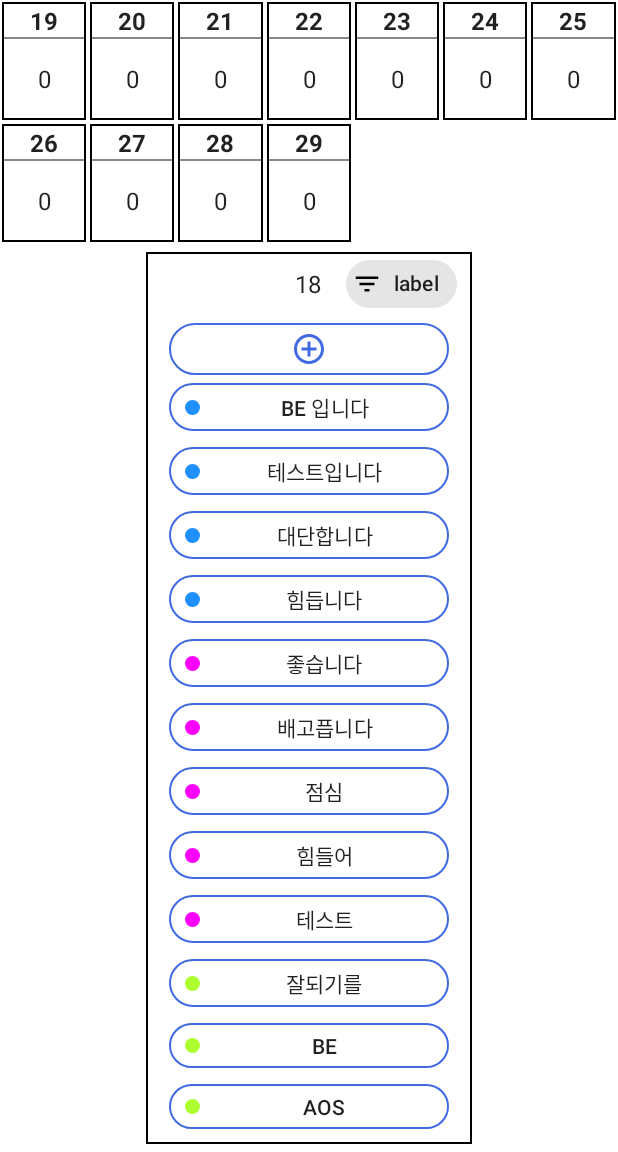
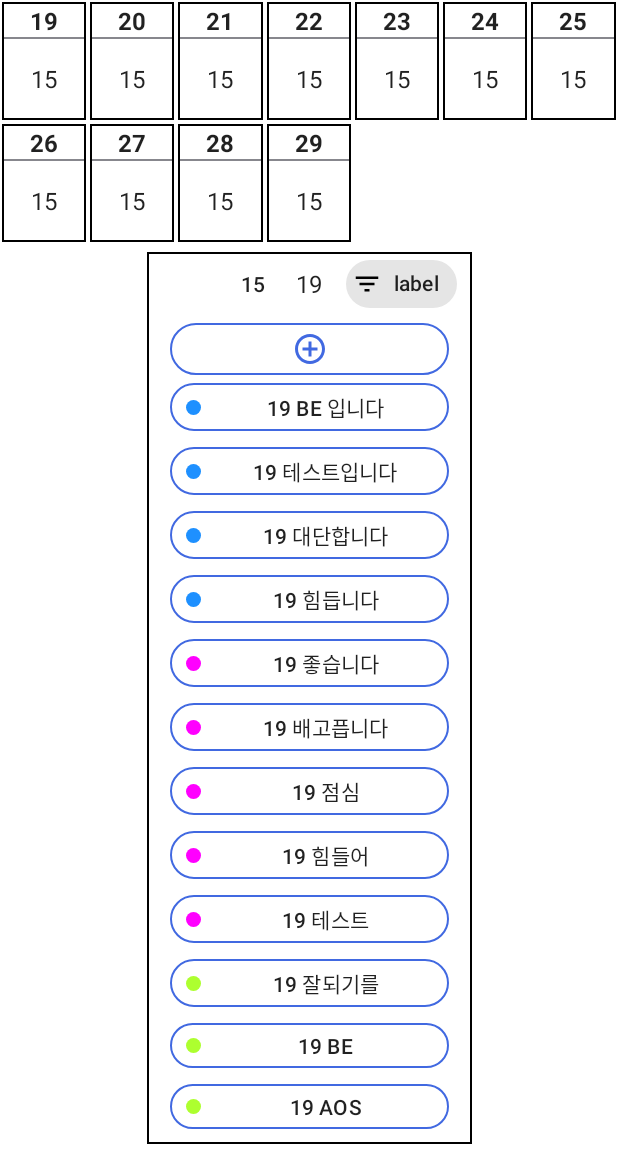
Before and after one commit to stan-lily/AOS, an Android app: the screen it shows after launch (PartDayActivity), on a phone screen of 412 x 824 dp, the part 84-1236 px from its top. Run offline under Robolectric (Android 15) with nearby library versions, the phone set to English and light mode, and no system bars; our stand-ins replace Dagger/Hilt's generated code, data binding; libraries missing offline, so code that uses them is left out: androidx.draganddrop; 1 statement that could not run was skipped.

Commit message:
Feat : target drag & drop 이벤트 구현 및 partDay 이벤트 구현
- partDayActivity 초기화시 첫번째 partDay 를 자동 선택
- partDay 클릭 이벤트를 구현하여 클릭 시, 해당 partDay 가 가진 targetList 표시
- target 롱클릭 시, 드래그 이벤트 구현
- target 을 partDay 에 드롭 시, 드롭한 target 을 해당 partDay targetList 에 추가

```diff
--- a/app/build.gradle
+++ b/app/build.gradle
@@ -10,7 +10,7 @@ android {
 
     defaultConfig {
         applicationId "com.example.assemble_day"
-        minSdk 21
+        minSdk 24
         targetSdk 32
         versionCode 1
         versionName "1.0"
@@ -43,6 +43,7 @@ dependencies {
     implementation 'androidx.appcompat:appcompat:1.4.2'
     implementation 'com.google.android.material:material:1.6.1'
     implementation 'androidx.constraintlayout:constraintlayout:2.1.4'
+    implementation 'androidx.draganddrop:draganddrop:+'
     testImplementation 'junit:junit:4.13.2'
     androidTestImplementation 'androidx.test.ext:junit:1.1.3'
     androidTestImplementation 'androidx.test.espresso:espresso-core:3.4.0'
--- /dev/null
+++ b/app/src/main/java/com/example/assemble_day/domain/eventListener/PartDayEventListener.kt
@@ -0,0 +1,13 @@
+package com.example.assemble_day.domain.eventListener
+
+import com.example.assemble_day.domain.model.PartDay
+import com.example.assemble_day.domain.model.PartDayTarget
+
+interface PartDayEventListener {
+    fun selectPartDay(selectedPartDay: PartDay)
+    fun dropTargetToOtherPartDay(
+        droppedTarget: PartDayTarget,
+        droppedTargetPosition: Int,
+        itemPosition: Int
+    )
+}
--- a/app/src/main/java/com/example/assemble_day/domain/model/Label.kt
+++ b/app/src/main/java/com/example/assemble_day/domain/model/Label.kt
@@ -1,6 +1,7 @@
 package com.example.assemble_day.domain.model
 
 import com.google.gson.annotations.SerializedName
+import java.io.Serializable
 
 data class Label(
     val id: Int = -1,
@@ -13,4 +14,4 @@ data class Label(
     @SerializedName("fontColor")
     val fontColor: String,
     val isSelected: Boolean = false
-)
+) : Serializable
--- a/app/src/main/java/com/example/assemble_day/domain/model/PartDayTarget.kt
+++ b/app/src/main/java/com/example/assemble_day/domain/model/PartDayTarget.kt
@@ -1,7 +1,9 @@
 package com.example.assemble_day.domain.model
+
+import java.io.Serializable
 
 data class PartDayTarget(
     val label: Label,
     val title: String,
     val isSelected: Boolean = false,
-)
+) : Serializable
--- a/app/src/main/java/com/example/assemble_day/ui/common/TextBindingAdapter.kt
+++ b/app/src/main/java/com/example/assemble_day/ui/common/TextBindingAdapter.kt
@@ -11,6 +11,8 @@ import com.example.assemble_day.R
 import com.example.assemble_day.common.Constants.LABEL_FONT_COLOR_BLACK_HEX
 import com.example.assemble_day.common.Constants.LABEL_FONT_COLOR_BLACK_STRING
 import com.example.assemble_day.common.Constants.LABEL_FONT_COLOR_WHITE_HEX
+import java.time.LocalDate
+import java.time.format.DateTimeFormatter
 
 @BindingAdapter("labelBackgroundTint")
 fun updateLabelBackgroundTint(view: View, color: String) {
@@ -79,3 +81,9 @@ fun updateLabelFontColor(view: TextView, fontColor: String) {
         view.setTextColor(Color.parseColor(LABEL_FONT_COLOR_WHITE_HEX))
     }
 }
+
+@BindingAdapter("partDayDate")
+fun updatePartDayDate(view: TextView, date: LocalDate?) {
+    val formatter = DateTimeFormatter.ofPattern("dd")
+    view.text = date?.format(formatter) ?: ""
+}
--- a/app/src/main/java/com/example/assemble_day/ui/partDay/PartDayActivity.kt
+++ b/app/src/main/java/com/example/assemble_day/ui/partDay/PartDayActivity.kt
@@ -11,7 +11,10 @@ import androidx.lifecycle.lifecycleScope
 import androidx.lifecycle.repeatOnLifecycle
 import com.example.assemble_day.R
 import com.example.assemble_day.databinding.ActivityPartDayBinding
+import com.example.assemble_day.domain.eventListener.PartDayEventListener
 import com.example.assemble_day.domain.model.Label
+import com.example.assemble_day.domain.model.PartDay
+import com.example.assemble_day.domain.model.PartDayTarget
 import com.example.assemble_day.domain.model.TargetItemSelection
 import com.example.assemble_day.ui.common.setEndIconOnClickListener
 import com.example.assemble_day.ui.labelFilter.LabelFilterBottomSheet
@@ -20,11 +23,14 @@ import dagger.hilt.android.AndroidEntryPoint
 import kotlinx.coroutines.launch
 
 @AndroidEntryPoint
-class PartDayActivity : AppCompatActivity() {
+class PartDayActivity : AppCompatActivity(), PartDayEventListener {
 
     private val partDayViewModel: PartDayViewModel by viewModels()
     private lateinit var binding: ActivityPartDayBinding
     private lateinit var labelFilterDialogFragment: LabelFilterBottomSheet
+    private val partDayAdapter by lazy {
+        PartDayAdapter(this)
+    }
     private val partDayDetailAdapter by lazy {
         PartDayDetailAdapter { itemSelection, position ->
             when (itemSelection) {
@@ -48,7 +54,7 @@ class PartDayActivity : AppCompatActivity() {
         super.onCreate(savedInstanceState)
         binding = DataBindingUtil.setContentView(this, R.layout.activity_part_day)
 
-        val partDayAdapter = PartDayAdapter()
+        binding.rvPartDay.adapter = partDayAdapter
         binding.rvPartDayDetail.adapter = partDayDetailAdapter
 
         labelFilterDialogFragment = LabelFilterBottomSheet { selectedLabel ->
@@ -61,7 +67,6 @@ class PartDayActivity : AppCompatActivity() {
             }
         }
 
-        setPartDayView(partDayAdapter)
         setChipLabelOnClickListener()
         setTargetAddBtnOnClickListener()
         setTargetEditTextIconOnClickListener()
@@ -69,11 +74,30 @@ class PartDayActivity : AppCompatActivity() {
 
         lifecycleScope.launch {
             repeatOnLifecycle(Lifecycle.State.STARTED) {
+                launch { submitPartDayList() }
                 launch { submitTargetList() }
                 launch { changeTargetTitleInputTextIcon() }
                 launch { showMessageForCreatingTargetError() }
+                launch { showMessageForTargetTitleError() }
             }
         }
+    }
+
+    override fun selectPartDay(selectedPartDay: PartDay) {
+        binding.selectedPartDay = selectedPartDay
+        partDayViewModel.selectPartDay(selectedPartDay)
+    }
+
+    override fun dropTargetToOtherPartDay(
+        droppedTarget: PartDayTarget,
+        droppedTargetPosition: Int,
+        itemPosition: Int
+    ) {
+        partDayViewModel.moveTargetToOtherPartDay(
+            droppedTarget,
+            droppedTargetPosition,
+            itemPosition
+        )
     }
 
     private fun setChipLabelOnClickListener() {
@@ -91,9 +115,13 @@ class PartDayActivity : AppCompatActivity() {
         }
     }
 
-    private fun setPartDayView(partDayAdapter: PartDayAdapter) {
-        binding.rvPartDay.adapter = partDayAdapter.apply {
-            submitList(partDayViewModel.loadedPartDayList)
+    private suspend fun submitPartDayList() {
+        partDayViewModel.loadedPartDayListStateFlow.collect { partDayList ->
+            partDayAdapter.submitList(partDayList)
+            if (partDayViewModel.isInitPartDayList) {
+                selectPartDay(partDayList[0])
+                partDayViewModel.setInitPartDayListFlag()
+            }
         }
     }
 
@@ -185,4 +213,16 @@ class PartDayActivity : AppCompatActivity() {
             ).show()
         }
     }
+
+    private suspend fun showMessageForTargetTitleError() {
+        partDayViewModel.validateTargetFlagSharedFlow.collect { isValidated ->
+            if (!isValidated) Snackbar.make(
+                binding.clPartDayRoot,
+                R.string.snack_bar_unable_validate_target_title,
+                Snackbar.LENGTH_SHORT
+            ).show()
+        }
+    }
+
+
 }
--- a/app/src/main/java/com/example/assemble_day/ui/partDay/PartDayAdapter.kt
+++ b/app/src/main/java/com/example/assemble_day/ui/partDay/PartDayAdapter.kt
@@ -1,15 +1,23 @@
 package com.example.assemble_day.ui.partDay
 
+import android.app.Activity
+import android.content.ClipData
+import android.content.ClipDescription
 import android.view.LayoutInflater
 import android.view.ViewGroup
+import androidx.core.util.component1
+import androidx.core.util.component2
+import androidx.draganddrop.DropHelper
 import androidx.recyclerview.widget.DiffUtil
 import androidx.recyclerview.widget.ListAdapter
 import androidx.recyclerview.widget.RecyclerView
 import com.example.assemble_day.databinding.ItemPartDayBinding
+import com.example.assemble_day.domain.eventListener.PartDayEventListener
 import com.example.assemble_day.domain.model.PartDay
+import com.example.assemble_day.domain.model.PartDayTarget
 import java.time.format.DateTimeFormatter
 
-class PartDayAdapter :
+class PartDayAdapter(private val eventListener: PartDayEventListener) :
     ListAdapter<PartDay, PartDayAdapter.PartDayViewHolder>(
         PartDayDiffUtil
     ) {
@@ -30,12 +38,46 @@ class PartDayAdapter :
         holder.bind(getItem(position))
     }
 
-    class PartDayViewHolder(private val binding: ItemPartDayBinding) :
+    inner class PartDayViewHolder(private val binding: ItemPartDayBinding) :
         RecyclerView.ViewHolder(binding.root) {
 
-        fun bind(assembleDayUnit: PartDay) {
-            val formatter = DateTimeFormatter.ofPattern("dd")
-            binding.date = assembleDayUnit.date.format(formatter)
+        fun bind(partDay: PartDay) {
+            binding.partDay = partDay
+            setOnDropListener(partDay)
+            setOnClickListener(partDay)
+        }
+
+        private fun setOnClickListener(partDay: PartDay) {
+            itemView.setOnClickListener {
+                eventListener.selectPartDay(partDay)
+            }
+        }
+
+        private fun setOnDropListener(partDay: PartDay) {
+            DropHelper.configureView(
+                binding.root.context as Activity,
+                itemView,
+                arrayOf(ClipDescription.MIMETYPE_TEXT_INTENT),
+            ) { _, payload ->
+                val item = payload.clip.getItemAt(0)
+                val (_, remaining) = payload.partition { it == item }
+
+                when {
+                    payload.clip.description.hasMimeType(ClipDescription.MIMETYPE_TEXT_INTENT) ->
+                        handleTargetDrop(item, partDay)
+                }
+                remaining
+            }
+        }
+
+        private fun handleTargetDrop(item: ClipData.Item, partDay: PartDay) {
+            val droppedTarget = item.intent.getSerializableExtra("target") as PartDayTarget
+            val droppedTargetPosition = item.intent.getIntExtra("position", -1)
+            eventListener.dropTargetToOtherPartDay(
+                droppedTarget,
+                droppedTargetPosition,
+                adapterPosition
+            )
         }
 
     }
@@ -43,7 +85,7 @@ class PartDayAdapter :
     companion object PartDayDiffUtil : DiffUtil.ItemCallback<PartDay>() {
 
         override fun areItemsTheSame(oldItem: PartDay, newItem: PartDay): Boolean {
-            return oldItem.assembleDay == newItem.assembleDay
+            return oldItem.date == newItem.date
         }
 
         override fun areContentsTheSame(
--- a/app/src/main/java/com/example/assemble_day/ui/partDay/PartDayDetailAdapter.kt
+++ b/app/src/main/java/com/example/assemble_day/ui/partDay/PartDayDetailAdapter.kt
@@ -1,7 +1,11 @@
 package com.example.assemble_day.ui.partDay
 
+import android.content.ClipData
+import android.content.Intent
 import android.view.LayoutInflater
+import android.view.View
 import android.view.ViewGroup
+import androidx.core.view.DragStartHelper
 import androidx.recyclerview.widget.DiffUtil
 import androidx.recyclerview.widget.ListAdapter
 import androidx.recyclerview.widget.RecyclerView
@@ -42,6 +46,8 @@ class PartDayDetailAdapter(
             setTargetOnClickListener()
             setTargetUpdateBtnOnClickListener()
             setTargetDeleteBtnOnClickListener()
+            setOnDragListener(target)
+
         }
 
         private fun setTargetLabelBtnOnClickListener() {
@@ -71,6 +77,25 @@ class PartDayDetailAdapter(
             }
         }
 
+        private fun setOnDragListener(target: PartDayTarget) {
+            DragStartHelper(itemView) { view, _ ->
+                val targetIntent = Intent().apply {
+                    putExtra("target", target)
+                    putExtra("position", adapterPosition)
+                }
+
+                val dragClipData = ClipData.newIntent("target", targetIntent)
+                val dragShadowBuilder = View.DragShadowBuilder(view)
+
+                view.startDragAndDrop(
+                    dragClipData,
+                    dragShadowBuilder,
+                    null,
+                    View.DRAG_FLAG_GLOBAL
+                )
+            }.attach()
+        }
+
     }
 
     companion object PartDayDetailDiffUtil : DiffUtil.ItemCallback<PartDayTarget>() {
--- a/app/src/main/java/com/example/assemble_day/ui/partDay/PartDayViewModel.kt
+++ b/app/src/main/java/com/example/assemble_day/ui/partDay/PartDayViewModel.kt
@@ -16,9 +16,14 @@ import javax.inject.Inject
 @HiltViewModel
 class PartDayViewModel @Inject constructor() : ViewModel() {
 
-    val loadedPartDayList = mutableListOf<PartDay>()
     private var selectedLabelForNewTarget: Label? = null
     private var newTargetTitle = ""
+
+    private val _loadedPartDayListStateFlow = MutableStateFlow(listOf<PartDay>())
+    val loadedPartDayListStateFlow = _loadedPartDayListStateFlow.asStateFlow()
+
+    private var _isInitPartDayList = true
+    val isInitPartDayList get() = _isInitPartDayList
 
     private val initialTargetList = mutableListOf<PartDayTarget>()
     private val _loadedTargetStateFlow = MutableStateFlow(listOf<PartDayTarget>())
@@ -43,52 +48,63 @@ class PartDayViewModel @Inject constructor() : ViewModel() {
 
     init {
         createDummyAssembleDay()
-        createDummyTarget()
     }
 
     private fun createDummyAssembleDay() {
         val loadedAssembleDay =
             AssembleDay("Test 입니다", LocalDate.of(2022, 8, 19), LocalDate.of(2022, 8, 30))
-
+        val partDayList = mutableListOf<PartDay>()
         val size = loadedAssembleDay.end.compareTo(loadedAssembleDay.start)
         var count = 0L
         repeat(size) {
-            loadedPartDayList.add(
+            val date = loadedAssembleDay.start.plusDays(count)
+            partDayList.add(
                 PartDay(
-                    loadedAssembleDay.start.plusDays(count),
+                    date,
                     loadedAssembleDay,
-                    listOf<PartDayTarget>()
+                    createDummyTarget(date.dayOfMonth)
                 )
             )
             count++
         }
+        _loadedPartDayListStateFlow.value = partDayList
     }
 
-    private fun createDummyTarget() {
+    private fun createDummyTarget(day: Int): List<PartDayTarget> {
         initialTargetList.clear()
         val dummyTargetList = mutableListOf<PartDayTarget>()
         val firstLabel = Label(1, "BE", "dev-team", "#1e90ff", "BRIGHT")
         val secondLabel = Label(2, "AOS", "dev-team", "#ff00ff", "BRIGHT")
         val thirdLabel = Label(3, "docs", "docs", "#adff2f", "DARK")
 
-        dummyTargetList.add(PartDayTarget(firstLabel, "BE 입니다"))
-        dummyTargetList.add(PartDayTarget(firstLabel, "테스트입니다"))
-        dummyTargetList.add(PartDayTarget(firstLabel, "대단합니다"))
-        dummyTargetList.add(PartDayTarget(firstLabel, "힘듭니다"))
-        dummyTargetList.add(PartDayTarget(secondLabel, "좋습니다"))
-        dummyTargetList.add(PartDayTarget(secondLabel, "배고픕니다"))
-        dummyTargetList.add(PartDayTarget(secondLabel, "점심"))
-        dummyTargetList.add(PartDayTarget(secondLabel, "힘들어"))
-        dummyTargetList.add(PartDayTarget(secondLabel, "테스트"))
-        dummyTargetList.add(PartDayTarget(thirdLabel, "잘되기를"))
-        dummyTargetList.add(PartDayTarget(thirdLabel, "BE"))
-        dummyTargetList.add(PartDayTarget(thirdLabel, "AOS"))
-        dummyTargetList.add(PartDayTarget(thirdLabel, "취직"))
-        dummyTargetList.add(PartDayTarget(thirdLabel, "안녕"))
-        dummyTargetList.add(PartDayTarget(thirdLabel, "잘가"))
+        dummyTargetList.add(PartDayTarget(firstLabel, "$day BE 입니다"))
+        dummyTargetList.add(PartDayTarget(firstLabel, "$day 테스트입니다"))
+        dummyTargetList.add(PartDayTarget(firstLabel, "$day 대단합니다"))
+        dummyTargetList.add(PartDayTarget(firstLabel, "$day 힘듭니다"))
+        dummyTargetList.add(PartDayTarget(secondLabel, "$day 좋습니다"))
+        dummyTargetList.add(PartDayTarget(secondLabel, "$day 배고픕니다"))
+        dummyTargetList.add(PartDayTarget(secondLabel, "$day 점심"))
+        dummyTargetList.add(PartDayTarget(secondLabel, "$day 힘들어"))
+        dummyTargetList.add(PartDayTarget(secondLabel, "$day 테스트"))
+        dummyTargetList.add(PartDayTarget(thirdLabel, "$day 잘되기를"))
+        dummyTargetList.add(PartDayTarget(thirdLabel, "$day BE"))
+        dummyTargetList.add(PartDayTarget(thirdLabel, "$day AOS"))
+        dummyTargetList.add(PartDayTarget(thirdLabel, "$day 취직"))
+        dummyTargetList.add(PartDayTarget(thirdLabel, "$day 안녕"))
+        dummyTargetList.add(PartDayTarget(thirdLabel, "$day 잘가"))
 
-        initialTargetList.addAll(dummyTargetList)
-        _loadedTargetStateFlow.value = dummyTargetList
+        return dummyTargetList
+    }
+
+    fun selectPartDay(selectedPartDay: PartDay) {
+        val targetList = selectedPartDay.targetList
+        initialTargetList.clear()
+        initialTargetList.addAll(targetList)
+        _loadedTargetStateFlow.value = targetList
+    }
+
+    fun setInitPartDayListFlag() {
+        _isInitPartDayList = false
     }
 
     fun setFilteringFlag(isFiltering: Boolean) {
@@ -167,4 +183,28 @@ class PartDayViewModel @Inject constructor() : ViewModel() {
         targetList.removeAt(selectedPosition)
         _loadedTargetStateFlow.value = targetList
     }
+
+    fun moveTargetToOtherPartDay(
+        droppedTarget: PartDayTarget,
+        droppedTargetPosition: Int,
+        itemPosition: Int
+    ) {
+        if (!doesDropTargetToSamePartDay(droppedTarget, itemPosition)) {
+            deleteTarget(droppedTargetPosition)
+            val initialPartDayList = _loadedPartDayListStateFlow.value.toMutableList()
+            val itemTargetList =
+                _loadedPartDayListStateFlow.value[itemPosition].targetList.toMutableList()
+            itemTargetList.add(droppedTarget)
+            initialPartDayList[itemPosition] =
+                _loadedPartDayListStateFlow.value[itemPosition].copy(targetList = itemTargetList)
+            _loadedPartDayListStateFlow.value = initialPartDayList
+        }
+    }
+
+    private fun doesDropTargetToSamePartDay(
+        droppedTarget: PartDayTarget,
+        itemPosition: Int
+    ): Boolean {
+        return _loadedPartDayListStateFlow.value[itemPosition].targetList.contains(droppedTarget)
+    }
 }
--- a/app/src/main/res/layout/activity_part_day.xml
+++ b/app/src/main/res/layout/activity_part_day.xml
@@ -10,6 +10,10 @@
         <variable
             name="isInputtingTitle"
             type="String" />
+
+        <variable
+            name="selectedPartDay"
+            type="com.example.assemble_day.domain.model.PartDay" />
 
     </data>
 
@@ -59,6 +63,7 @@
                 android:layout_width="wrap_content"
                 android:layout_height="wrap_content"
                 android:layout_marginEnd="20dp"
+                android:text="@{String.valueOf(selectedPartDay.targetList.size)}"
                 android:textAppearance="@style/Subtitle2"
                 app:layout_constraintBottom_toBottomOf="@id/tv_part_day_detail"
                 app:layout_constraintEnd_toStartOf="@id/tv_part_day_detail"
@@ -68,10 +73,10 @@
             <androidx.appcompat.widget.AppCompatTextView
                 android:id="@+id/tv_part_day_detail"
                 style="@style/Subtitle1"
+                partDayDate="@{selectedPartDay.date}"
                 android:layout_width="wrap_content"
                 android:layout_height="wrap_content"
                 android:paddingVertical="10dp"
-                android:text="18"
                 app:layout_constraintBottom_toTopOf="@+id/btn_target_add"
                 app:layout_constraintEnd_toEndOf="parent"
                 app:layout_constraintStart_toStartOf="parent"
--- a/app/src/main/res/layout/item_part_day.xml
+++ b/app/src/main/res/layout/item_part_day.xml
@@ -6,12 +6,8 @@
     <data>
 
         <variable
-            name="unit"
+            name="partDay"
             type="com.example.assemble_day.domain.model.PartDay" />
-
-        <variable
-            name="date"
-            type="String" />
 
     </data>
 
@@ -25,10 +21,10 @@
         <androidx.appcompat.widget.AppCompatTextView
             android:id="@+id/tv_assemble_day"
             style="@style/Subtitle1.Bold"
+            partDayDate="@{partDay.date}"
             android:layout_width="0dp"
             android:layout_height="wrap_content"
             android:gravity="center"
-            android:text="@{date}"
             app:layout_constraintEnd_toEndOf="parent"
             app:layout_constraintStart_toStartOf="parent"
             app:layout_constraintTop_toTopOf="parent"
@@ -49,7 +45,7 @@
             android:layout_height="wrap_content"
             android:layout_margin="15dp"
             android:gravity="center"
-            android:text="@{String.valueOf(unit.targetList.size)}"
+            android:text="@{String.valueOf(partDay.targetList.size)}"
             app:layout_constraintBottom_toBottomOf="parent"
             app:layout_constraintEnd_toEndOf="parent"
             app:layout_constraintStart_toStartOf="@id/view_assemble_day_divider"
--- a/app/src/main/res/values/strings.xml
+++ b/app/src/main/res/values/strings.xml
@@ -22,6 +22,7 @@
     <string name="assemble_day_period_end">&#160;&#160;-&#160;&#160;%s</string>
     <string name="snack_bar_unable_select">시작일 2일 이내에는 Assemble Day 를 설정할 수 없습니다</string>
     <string name="snack_bar_unable_create_target">타겟을 생성하기 위해서는 레이블을 지정해 주시기 바랍니다</string>
+    <string name="snack_bar_unable_validate_target_title">타겟 제목은 최소 1글자 이상이며 공백만 있어서는 안됩니다</string>
     <string name="assemble_day">Assemble Day</string>
     <!-- TODO: Remove or change this placeholder text -->
     <string name="hello_blank_fragment">Hello blank fragment</string>
```
